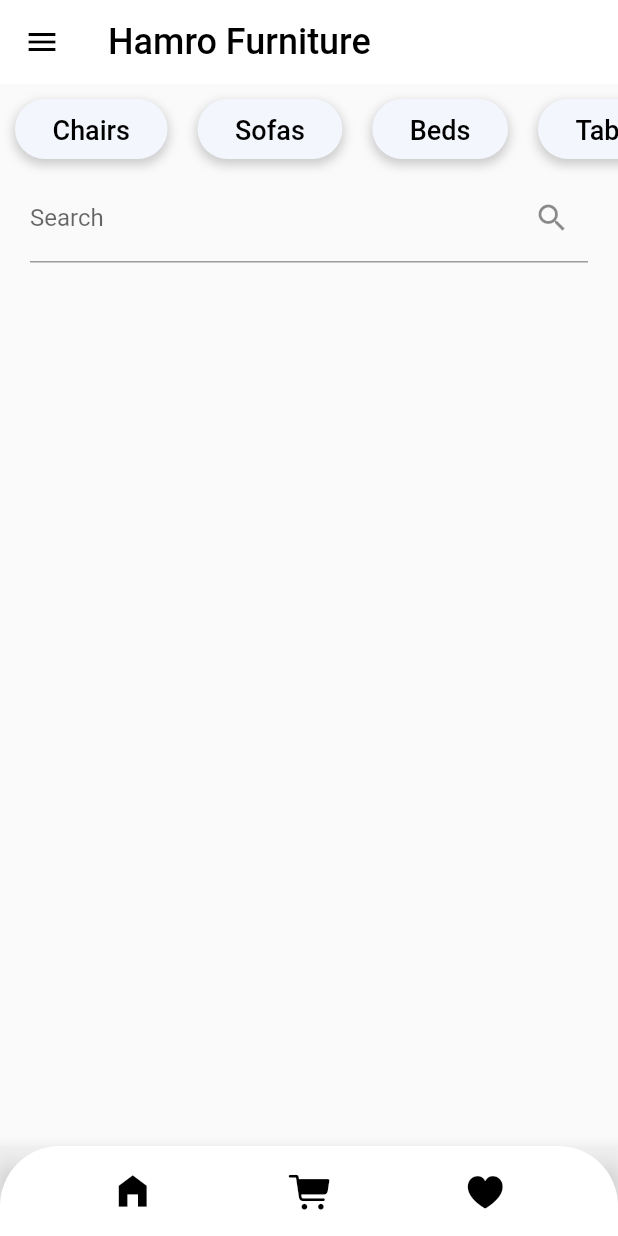
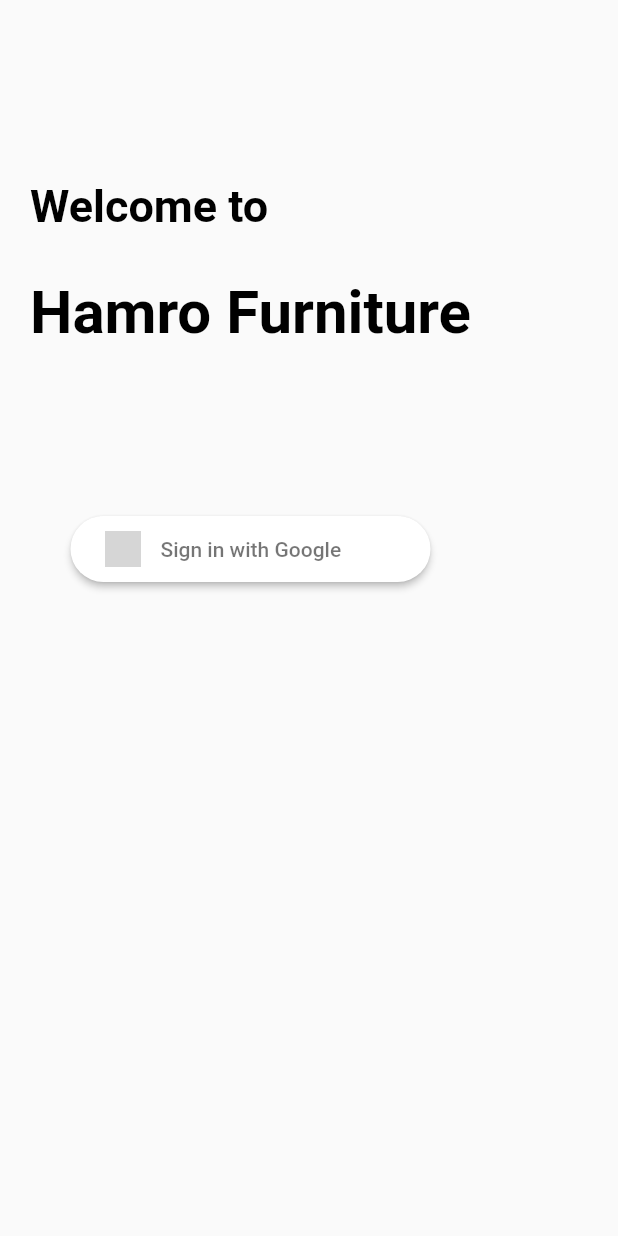
Before and after one commit to aakashsahh/E-commerce, a Flutter app: the screen it shows after launch, on a phone screen of 412 x 824 dp. Run offline on Flutter 3.47's test engine with Material 2 defaults, Android fonts, the phone set to English and light mode, and no system bars; our stand-ins replace cloud_firestore, firebase_auth, firebase_core, flutter_neumorphic, flutter_signin_button, google_sign_in; accounts and stored records are empty; grey boxes are pictures that could not be loaded.

Commit message:
login and logout using firebase

```diff
--- a/lib/main.dart
+++ b/lib/main.dart
@@ -1,7 +1,7 @@
 import 'package:firebase_core/firebase_core.dart';
 import 'package:flutter/material.dart';
 import 'package:hamro_furniture/firebase_options.dart';
-import 'package:hamro_furniture/screens/home2.dart';
+import 'package:hamro_furniture/screens/login_screen.dart';
 
 // import 'screens/Homepage.dart';
 
@@ -10,18 +10,19 @@ void main() async {
   await Firebase.initializeApp(
     options: DefaultFirebaseOptions.currentPlatform,
   );
-  runApp(const MyApp());
+  runApp( MyApp());
 }
 
 class MyApp extends StatelessWidget {
-  const MyApp({Key? key}) : super(key: key);
-
+   MyApp({Key? key}) : super(key: key);
+  final GlobalKey<NavigatorState> navigatorKey = GlobalKey<NavigatorState>();
   @override
   Widget build(BuildContext context) {
-    return const MaterialApp(
+    return  MaterialApp(
       title: 'Hamro Furniture',
       debugShowCheckedModeBanner: false,
-      home: Homepage2(),
+      navigatorKey: navigatorKey,
+      home: const LoginPage(),
 
     );
   }
--- a/lib/screens/home2.dart
+++ b/lib/screens/home2.dart
@@ -1,19 +1,31 @@
 import 'package:cloud_firestore/cloud_firestore.dart';
+import 'package:firebase_auth/firebase_auth.dart';
 import 'package:flutter/cupertino.dart';
 import 'package:flutter_neumorphic/flutter_neumorphic.dart';
+import 'package:google_sign_in/google_sign_in.dart';
 import 'package:hamro_furniture/models/products_model.dart';
 import 'package:hamro_furniture/screens/cart_screen.dart';
 import 'package:hamro_furniture/screens/product_screen.dart';
 import 'package:hamro_furniture/widgets/custom_navbar.dart';
+import 'login_screen.dart';
 
 class Homepage2 extends StatefulWidget {
-  const Homepage2({Key? key}) : super(key: key);
+  const Homepage2({Key? key, required this.user}) : super(key: key);
+
+  final User user;
 
   @override
   State<Homepage2> createState() => _Homepage2State();
 }
 
 class _Homepage2State extends State<Homepage2> {
+  final GlobalKey<NavigatorState> navigatorKey = GlobalKey<NavigatorState>();
+
+  Future<void> logout() async {
+    await GoogleSignIn().disconnect();
+    FirebaseAuth.instance.signOut();
+  }
+
   List categories = [
     "Chairs",
     "Sofas",
@@ -66,55 +78,43 @@ class _Homepage2State extends State<Homepage2> {
       ),
       drawer: Drawer(
         child: Container(
-          color: Color.fromARGB(255, 113, 113, 113),
+          color: const Color.fromARGB(255, 113, 113, 113),
           child: ListView(
-            children: const [
+            children: [
               DrawerHeader(
                 padding: EdgeInsets.zero,
                 child: UserAccountsDrawerHeader(
-                  accountName: Text("Aakash Sah"),
-                  accountEmail: Text("aakashsah181@gmail.com"),
+                  accountName: Text('Welcome, ${widget.user.displayName}!'),
+                  accountEmail: Text(widget.user.email.toString()),
                   currentAccountPicture: CircleAvatar(
-                    backgroundImage: AssetImage("assets/images/logo.png"),
+                    backgroundImage: NetworkImage(widget.user.photoURL.toString()),
                   ),
-                  decoration: BoxDecoration(
+                  decoration: const BoxDecoration(
                     color: Color.fromARGB(255, 113, 113, 113),
                   ),
                 ),
               ),
               ListTile(
-                leading: Icon(
-                  Icons.home,
-                  color: Colors.white,
-                ),
-                title: Text(
-                  "Home",
-                  style: TextStyle(
-                    color: Colors.white,
-                    fontSize: 18,
-                  ),
-                ),
-              ),
-              ListTile(
-                leading: Icon(
-                  Icons.person,
-                  color: Colors.white,
-                ),
-                title: Text(
-                  "Profile",
-                  style: TextStyle(
-                    color: Colors.white,
-                    fontSize: 18,
-                  ),
-                ),
-              ),
-              ListTile(
-                leading: Icon(
+                onTap: () {
+                  logout().then((_) {
+                    Navigator.of(context).pushReplacement(
+                      MaterialPageRoute(builder: (context) => const LoginPage()),
+                    );
+                  }).catchError((error) {
+                    ScaffoldMessenger.of(context).showSnackBar(
+                      const SnackBar(
+                        content: Text('SignOut failed'),
+                      ),
+                    );
+                    // Handle any error that occurs during logout
+                  });
+                },
+                leading: const Icon(
                   Icons.logout,
                   color: Colors.white,
                 ),
-                title: Text(
-                  "Logout",
+                title: const Text(
+                  "SignOut",
                   style: TextStyle(
                     color: Colors.white,
                     fontSize: 18,
--- a/lib/screens/login_screen.dart
+++ b/lib/screens/login_screen.dart
@@ -0,0 +1,109 @@
+import 'dart:math';
+
+import 'package:firebase_auth/firebase_auth.dart';
+import 'package:flutter/material.dart';
+import 'package:flutter_signin_button/button_list.dart';
+import 'package:flutter_signin_button/button_view.dart';
+import 'package:google_sign_in/google_sign_in.dart';
+import 'package:hamro_furniture/screens/home2.dart';
+
+class LoginPage extends StatefulWidget {
+  const LoginPage({Key? key}) : super(key: key);
+
+  @override
+  State<LoginPage> createState() => _LoginPageState();
+}
+
+class _LoginPageState extends State<LoginPage> {
+  final FirebaseAuth _auth = FirebaseAuth.instance;
+  final GoogleSignIn _googleSignIn = GoogleSignIn();
+
+  Future<UserCredential?> signInWithGoogle(BuildContext context) async {
+    try {
+      final GoogleSignInAccount? googleSignInAccount = await _googleSignIn.signIn();
+      final GoogleSignInAuthentication googleSignInAuthentication = await googleSignInAccount!.authentication;
+
+      final AuthCredential credential = GoogleAuthProvider.credential(
+        accessToken: googleSignInAuthentication.accessToken,
+        idToken: googleSignInAuthentication.idToken,
+      );
+
+      final UserCredential userCredential = await _auth.signInWithCredential(credential);
+      return userCredential;
+    } catch (e) {
+      print(e.toString());
+      return null;
+    }
+  }
+
+  void navigateToHomePage(User user) {
+    Navigator.pushReplacement(
+      context,
+      MaterialPageRoute(
+        builder: (_) => Homepage2(
+          user: user,
+        ),
+      ),
+    );
+  }
+
+  @override
+  Widget build(BuildContext context) {
+    return Scaffold(
+      body: Column(
+        crossAxisAlignment: CrossAxisAlignment.center,
+        children: [
+          const SizedBox(height: 120),
+          Padding(
+            padding: const EdgeInsets.symmetric(horizontal: 20),
+            child: Column(
+              crossAxisAlignment: CrossAxisAlignment.start,
+              children: const [
+                Text(
+                  'Welcome to',
+                  style: TextStyle(
+                    color: Colors.black,
+                    fontSize: 30,
+                    fontWeight: FontWeight.bold,
+                  ),
+                ),
+                SizedBox(height: 30),
+                Text(
+                  'Hamro Furniture',
+                  style: TextStyle(
+                    color: Colors.black,
+                    fontSize: 40,
+                    fontWeight: FontWeight.bold,
+                  ),
+                ),
+              ],
+            ),
+          ),
+          const SizedBox(height: 80),
+          Expanded(
+            child: Padding(
+              padding: const EdgeInsets.all(30),
+              child: Column(
+                children: [
+                  SignInButton(
+                    Buttons.Google,
+                    padding: const EdgeInsets.all(10),
+                    shape: StadiumBorder(),
+                    onPressed: () async {
+                      final UserCredential? userCredential = await signInWithGoogle(context);
+                      if (userCredential != null) {
+                        navigateToHomePage(userCredential.user!);
+                      } else {
+                        return const SnackBar(content: Text("Signin failed"));
+                      }
+                    },
+                  ),
+                ],
+              ),
+            ),
+          ),
+        ],
+      ),
+    );
+  }
+}
--- a/pubspec.yaml
+++ b/pubspec.yaml
@@ -44,6 +44,8 @@ dependencies:
   badges: ^3.1.1
   flutter_stripe: ^9.2.2
   firestore_search: ^0.2.0
+  google_sign_in: ^5.2.1
+  flutter_signin_button: ^2.0.0
 
 
 dev_dependencies:
```
Also changed, not shown: lib/widgets/custom_navbar.dart (+6 -7 lines), pubspec.lock, 1 other file.
